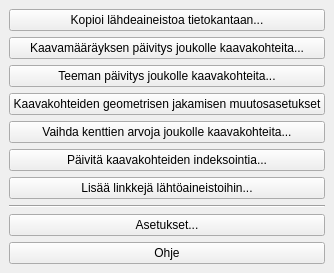
Before: the Qt Designer form ui/yleiskaava_dockwidget_base.ui in ernoma/yleiskaava, drawn with Qt 5.
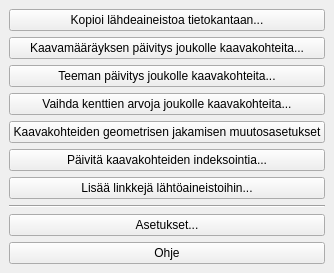
After: the same form once the commit is applied.

```diff
--- a/ui/yleiskaava_dockwidget_base.ui
+++ b/ui/yleiskaava_dockwidget_base.ui
@@ -41,13 +41,6 @@
         </property>
        </widget>
       </item>
-      <item>
-       <widget class="QPushButton" name="pushButtonOpenGeometryEditSettings">
-        <property name="text">
-         <string>Kaavakohteiden geometrisen jakamisen muutosasetukset</string>
-        </property>
-       </widget>
-      </item>
       <item>
        <widget class="QPushButton" name="pushButtonChangeFieldValuesForGroup">
         <property name="enabled">
@@ -58,6 +51,13 @@
         </property>
        </widget>
       </item>
+      <item>
+       <widget class="QPushButton" name="pushButtonOpenGeometryEditSettings">
+        <property name="text">
+         <string>Kaavakohteiden geometrisen jakamisen muutosasetukset</string>
+        </property>
+       </widget>
+      </item>
       <item>
        <widget class="QPushButton" name="pushButtonUpdateIndexingForLayer">
         <property name="enabled">
```
